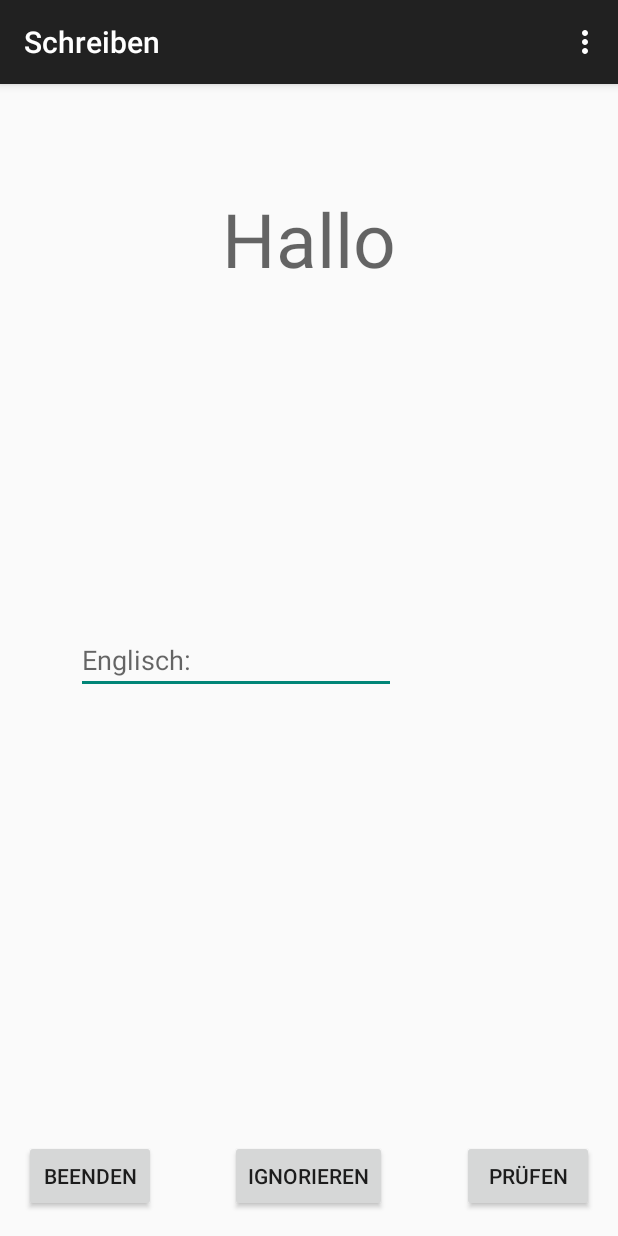
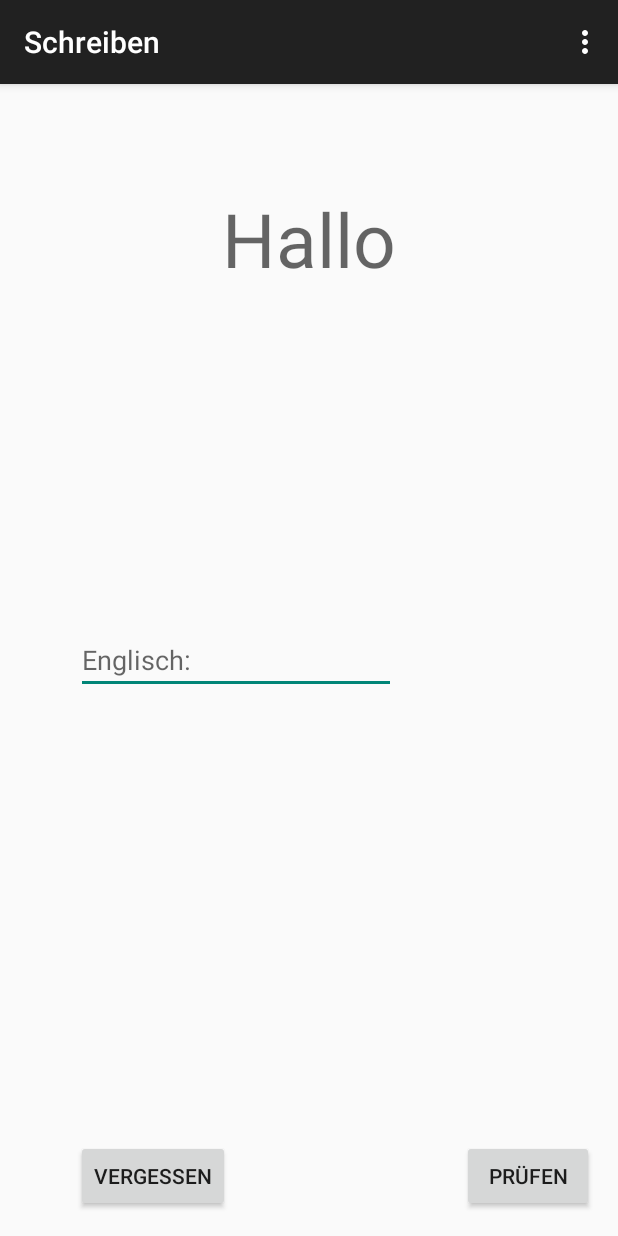
Before and after one commit to Kakerlake/Ez-Learning, an Android app: the schreiben screen opened directly, with no data from a screen before it, on a phone screen of 412 x 824 dp. Run offline under Robolectric (Android 15) with nearby library versions, the phone set to English and light mode, and no system bars; 1 statement that could not run was skipped.

Commit message:
Projekt abgeschlossen

```diff
--- a/app/src/main/res/layout/activity_schreiben.xml
+++ b/app/src/main/res/layout/activity_schreiben.xml
@@ -43,19 +43,12 @@
     <Button
         android:layout_width="wrap_content"
         android:layout_height="wrap_content"
-        android:text="Ignorieren"
+        android:text="VERGESSEN"
         android:id="@+id/button4"
         android:layout_alignParentBottom="true"
-        android:layout_centerHorizontal="true" />
-
-    <Button
-        android:layout_width="wrap_content"
-        android:layout_height="wrap_content"
-        android:text="Beenden"
-        android:id="@+id/button5"
-        android:layout_alignTop="@+id/button4"
-        android:layout_alignParentLeft="true"
-        android:layout_alignParentStart="true" />
+        android:layout_alignLeft="@+id/editText3"
+        android:layout_alignStart="@+id/editText3"
+        android:onClick="button4Clicked" />
 
     <ImageView
         android:layout_width="30dp"
```
Also changed, not shown: app/src/main/java/com/example/daniel/myapplication/MyDBHandlerStats.java (+8 -0 lines), app/src/main/java/com/example/daniel/myapplication/schreiben.java (+56 -12 lines).
